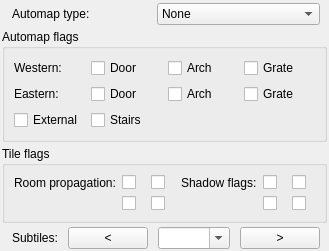
Before: the Qt Designer form source/leveltabtilewidget.ui in pionere/d1-graphics-tool, drawn with Qt 5.
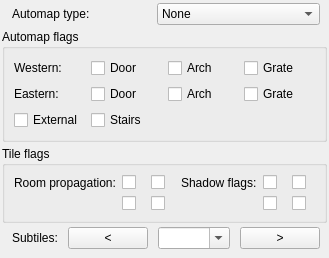
After: the same form once the commit is applied.

Commit message: 'compress' the content of the subtile-tab on the LevelCelView

What changed in the file:
```diff
--- a/source/leveltabtilewidget.ui
+++ b/source/leveltabtilewidget.ui
@@ -345,6 +345,13 @@
      </item>
     </layout>
    </item>
+   <item>
+    <spacer>
+     <property name="orientation">
+      <enum>Qt::Vertical</enum>
+     </property>
+    </spacer>
+   </item>
   </layout>
  </widget>
  <resources/>
```
Left out of the diff: 3 changed lines with no effect on the pictures. The commit also changes 1 other file.
